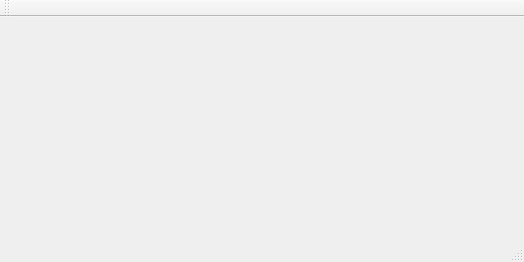
crazy609/WlanIDS, file WlanIDS/mainwindow.ui: the form before one commit.
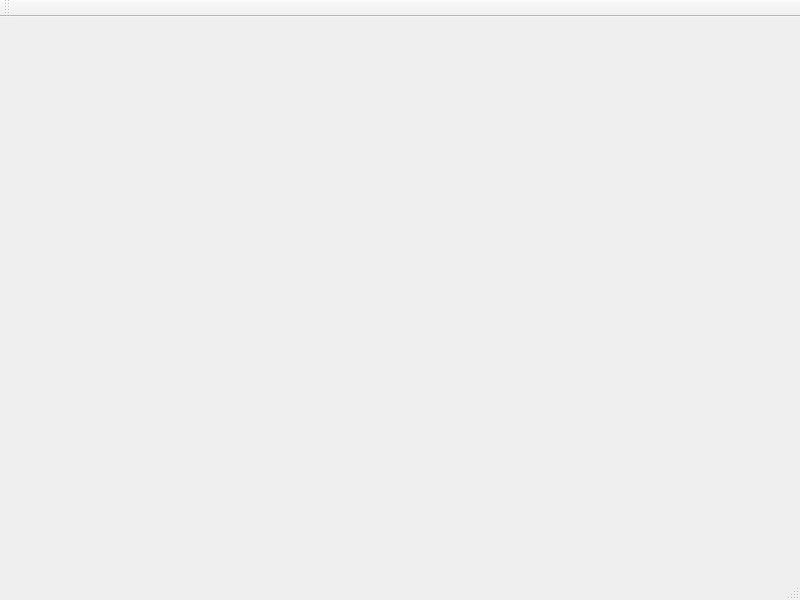
The form after the commit.

The edit to the form file:
```diff
--- a/WlanIDS/mainwindow.ui
+++ b/WlanIDS/mainwindow.ui
@@ -6,8 +6,8 @@
    <rect>
     <x>0</x>
     <y>0</y>
-    <width>524</width>
-    <height>262</height>
+    <width>800</width>
+    <height>600</height>
    </rect>
   </property>
   <property name="windowTitle">
```
Left out of the diff: 16 changed lines with no effect on the pictures.
